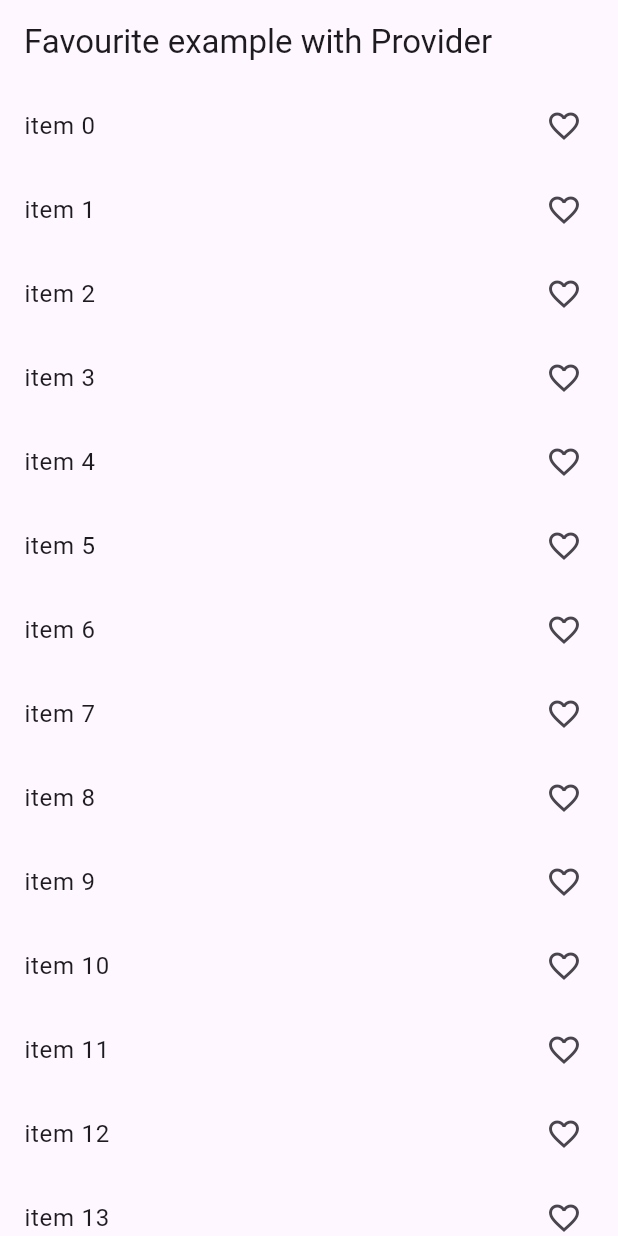
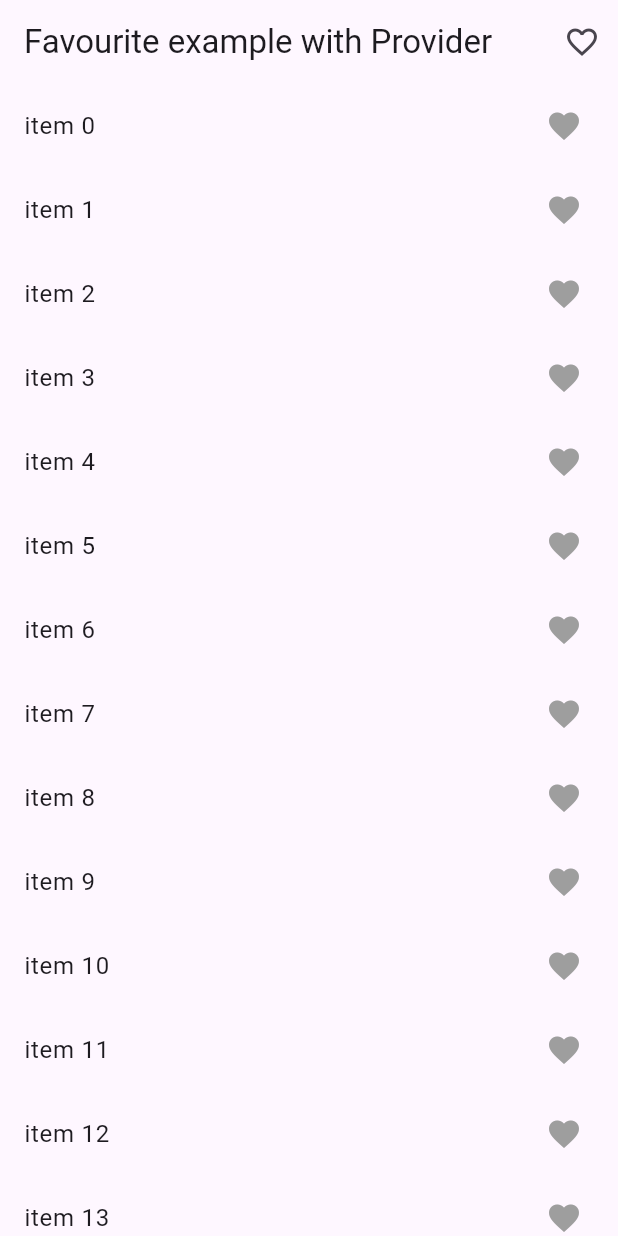
Before and after one commit to Ghauoor/Mvvm-Architecture-With-Provider-with-Rest-Api, a Flutter app: the screen it shows after launch, on a phone screen of 412 x 824 dp. Run offline on Flutter 3.47's test engine with Material 2 defaults, Android fonts, the phone set to English and light mode, and no system bars.

Commit message:
remove bugs from fav example

```diff
--- a/lib/screen/favourite/favourite_scree.dart
+++ b/lib/screen/favourite/favourite_scree.dart
@@ -1,6 +1,7 @@
 import 'package:flutter/material.dart';
 import 'package:provider/provider.dart';
 import 'package:provider_mvvm/provider/favourite_provider.dart';
+import 'package:provider_mvvm/screen/favourite/favourite_item_screen.dart';
 
 class FavouriteScreen extends StatefulWidget {
   const FavouriteScreen({super.key});
@@ -19,6 +20,19 @@ class _FavouriteScreenState extends State<FavouriteScreen> {
     return Scaffold(
       appBar: AppBar(
         title: const Text('Favourite example with Provider'),
+        actions: [
+          IconButton(
+            onPressed: () {
+              Navigator.push(
+                context,
+                MaterialPageRoute(
+                  builder: (context) => const FavouriteitemScreen(),
+                ),
+              );
+            },
+            icon: const Icon(Icons.favorite_border_sharp),
+          ),
+        ],
       ),
       body: Column(
         children: [
@@ -26,10 +40,15 @@ class _FavouriteScreenState extends State<FavouriteScreen> {
             child: ListView.builder(
               itemCount: 100,
               itemBuilder: (BuildContext context, int index) {
-                return Consumer<FavouriteProvider>(builder: (context, value, child) {
+                return Consumer<FavouriteProvider>(
+                    builder: (context, value, child) {
                   return ListTile(
                     onTap: () {
-                     value.addAndRemoveItems(index);
+                      if (!value.selectedArr.contains(index)) {
+                        value.addItems(index);
+                      } else {
+                        value.removeItem(index);
+                      }
 
                       // setState(() {
                       //   if (selectedArray.contains(index)) {
@@ -40,11 +59,12 @@ class _FavouriteScreenState extends State<FavouriteScreen> {
                       // });
                     },
                     title: Text('item ${index.toString()}'),
-                    trailing: value.selectedArr.contains(index)
-                        ? const Icon(Icons.favorite)
-                        : const Icon(
-                            Icons.favorite_border,
-                          ),
+                    trailing: Icon(
+                      Icons.favorite,
+                      color: value.selectedArr.contains(index)
+                          ? Colors.red
+                          : Colors.grey,
+                    ),
                   );
                 });
               },
```
Also changed, not shown: lib/provider/favourite_provider.dart (+7 -6 lines), lib/screen/favourite/favourite_item_screen.dart (+42 -1 lines).
